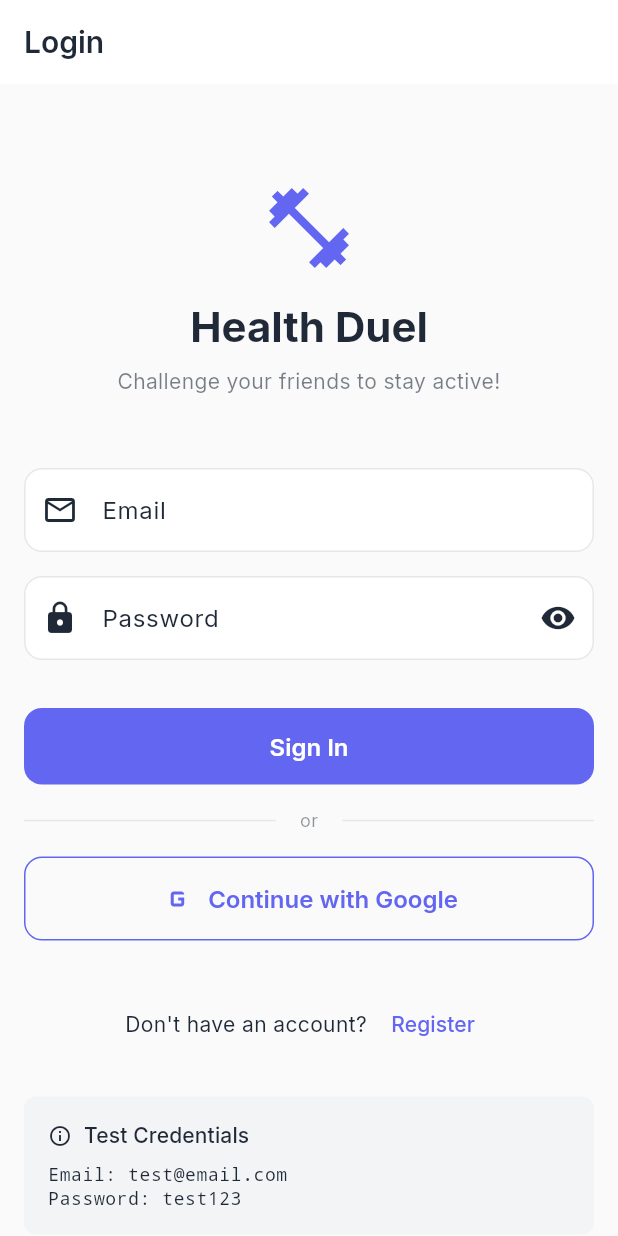
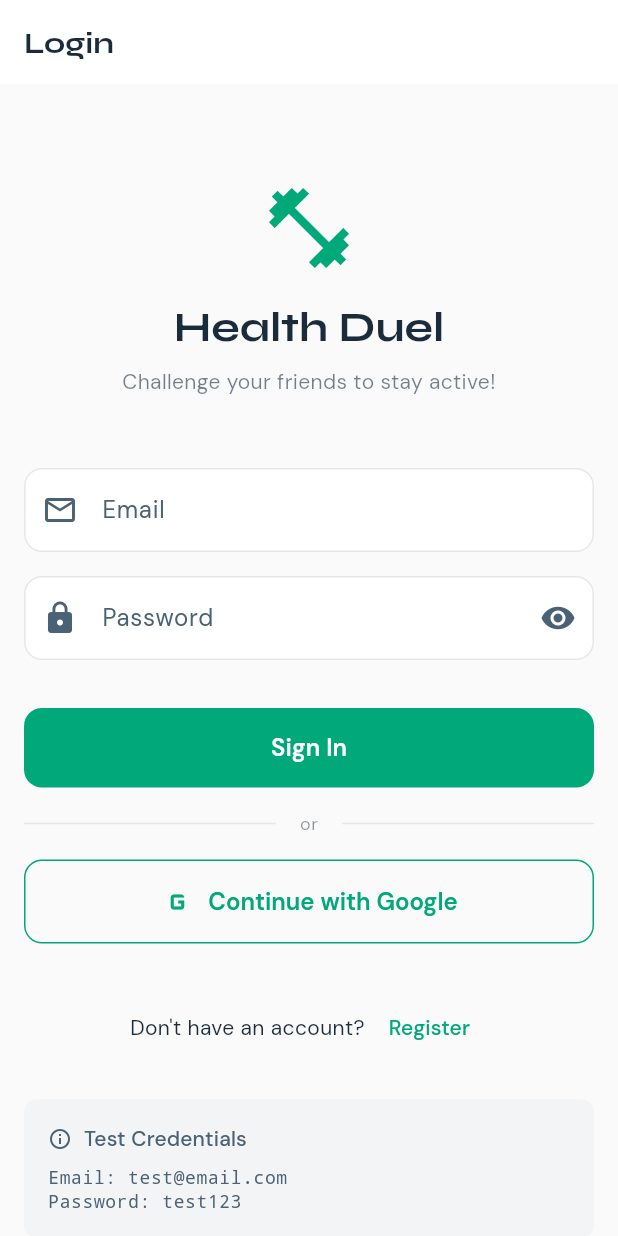
Before and after one commit to arkariz/new-health-duel, a Flutter app: the screen it shows after launch, on a phone screen of 412 x 824 dp. Run offline on Flutter 3.47's test engine with Material 3 defaults, Android fonts, the phone set to English and light mode, and no system bars; our stand-ins replace cloud_firestore, connectivity_plus, dartz, equatable, firebase_auth, firebase_core and 6 more; missing offline and left inert: exception, health, network, security, storage; accounts and stored records are empty; generated files the repository leaves out were written again; project files that could hold a hidden picture were left out.

Commit message:
feat(theme): update design tokens to sports-energy palette (Phase 5 Step 1)
- Add opponent (orange) and gold tokens to AppColorsExtension
- Update dark theme: bg=#080c10, surface=#0e1318, card=#141b22, border=#1e2a34
- Switch primary to brand green: #00E5A0 (dark) / #00A87A (light)
- Error red: #FF4D6A, onPrimary dark: #060a0e (near-black on green)
- Typography: Syne (display/headline/titleLarge) + DM Sans (body/label)
- AppBar dark: seamless (same color as scaffold background)
- Both light and dark themes maintained

Co-Authored-By: Claude Sonnet 4.5 <noreply@anthropic.com>

```diff
--- a/health_duel/lib/core/theme/app_theme.dart
+++ b/health_duel/lib/core/theme/app_theme.dart
@@ -7,44 +7,87 @@ import 'tokens/tokens.dart';
 /// Application Theme Configuration
 ///
 /// Provides centralized theme management for Light and Dark modes.
-/// Uses Google Fonts (Inter) for consistent typography.
+/// Typography: Syne (display/headline/titleLarge) + DM Sans (body/label/title sm/md)
+///
+/// Color palette matches the sports-energy mockup design system:
+/// - Primary: #00E5A0 (brand green, dark) / #00A87A (light, WCAG AA)
+/// - Opponent: #FF6B35 (orange — via AppColorsExtension)
+/// - Gold: #FFC94A (trophy/crown — via AppColorsExtension)
 class AppTheme {
   AppTheme._(); // Private constructor
 
-  // Brand Colors
-  static const Color primaryColor = Color(0xFF6366F1); // Indigo
-  static const Color secondaryColor = Color(0xFF8B5CF6); // Purple
-  static const Color accentColor = Color(0xFF10B981); // Emerald
-  static const Color errorColor = Color(0xFFEF4444); // Red
-  static const Color warningColor = Color(0xFFF59E0B); // Amber
-  static const Color successColor = Color(0xFF10B981); // Emerald
+  // ═══════════════════════════════════════════════════════════════════════════
+  // BRAND COLORS
+  // ═══════════════════════════════════════════════════════════════════════════
 
-  // Light Mode Colors
+  /// Brand green — light mode (WCAG AA accessible on white)
+  static const Color _primaryLight = Color(0xFF00A87A);
+
+  /// Brand green — dark mode (sports-energy palette)
+  static const Color _primaryDark = Color(0xFF00E5A0);
+
+  /// Secondary blue — light mode
+  static const Color _secondaryLight = Color(0xFF0E89C4);
+
+  /// Secondary blue — dark mode (#38B6FF from mockup)
+  static const Color _secondaryDark = Color(0xFF38B6FF);
+
+  /// Error/danger red (#FF4D6A from mockup)
+  static const Color errorColor = Color(0xFFFF4D6A);
+
+  /// Warning amber (unchanged)
+  static const Color warningColor = Color(0xFFF59E0B);
+
+  /// Public alias for backward compat (= light primary)
+  static const Color primaryColor = _primaryLight;
+
+  // ═══════════════════════════════════════════════════════════════════════════
+  // LIGHT MODE BACKGROUNDS
+  // ═══════════════════════════════════════════════════════════════════════════
+
   static const Color lightBackground = Color(0xFFFAFAFA);
   static const Color lightSurface = Color(0xFFFFFFFF);
-  static const Color lightOnSurface = Color(0xFF1F2937);
-  static const Color lightOnSurfaceVariant = Color(0xFF6B7280);
+  static const Color lightOnSurface = Color(0xFF1A2B3C);
+  static const Color lightOnSurfaceVariant = Color(0xFF4A6275);
 
-  // Dark Mode Colors
-  static const Color darkBackground = Color(0xFF111827);
-  static const Color darkSurface = Color(0xFF1F2937);
-  static const Color darkOnSurface = Color(0xFFF9FAFB);
-  static const Color darkOnSurfaceVariant = Color(0xFF9CA3AF);
+  // ═══════════════════════════════════════════════════════════════════════════
+  // DARK MODE BACKGROUNDS (Mockup Design System)
+  // ═══════════════════════════════════════════════════════════════════════════
 
-  /// Light Theme Configuration
+  /// Main scaffold background (--bg: #080c10)
+  static const Color darkBackground = Color(0xFF080C10);
+
+  /// Surface / input fill (--surface: #0e1318)
+  static const Color darkSurface = Color(0xFF0E1318);
+
+  /// Primary text color (--text: #e8f0f5)
+  static const Color darkOnSurface = Color(0xFFE8F0F5);
+
+  /// Secondary / subtitle text (--sub: #7a95a8)
+  static const Color darkOnSurfaceVariant = Color(0xFF7A95A8);
+
+  /// Border / separator (--border: #1e2a34)
+  static const Color darkOutline = Color(0xFF1E2A34);
+
+  // ═══════════════════════════════════════════════════════════════════════════
+  // LIGHT THEME
+  // ═══════════════════════════════════════════════════════════════════════════
+
   static ThemeData get lightTheme {
     return ThemeData(
       useMaterial3: true,
       brightness: Brightness.light,
       colorScheme: const ColorScheme.light(
-        primary: primaryColor,
-        secondary: secondaryColor,
+        primary: _primaryLight,
+        secondary: _secondaryLight,
         surface: lightSurface,
         error: errorColor,
         onPrimary: Colors.white,
         onSecondary: Colors.white,
         onSurface: lightOnSurface,
+        onSurfaceVariant: lightOnSurfaceVariant,
         onError: Colors.white,
+        outline: Color(0xFFE5E7EB),
       ),
       scaffoldBackgroundColor: lightBackground,
 
@@ -53,23 +96,23 @@ class AppTheme {
         AppColorsExtension.light,
       ],
 
-      // Typography
+      // Typography: Syne (display/headline/title) + DM Sans (body/label)
       textTheme: _buildTextTheme(lightOnSurface),
 
-      // AppBar Theme
+      // AppBar
       appBarTheme: AppBarTheme(
         elevation: 0,
         centerTitle: false,
         backgroundColor: lightSurface,
         foregroundColor: lightOnSurface,
-        titleTextStyle: GoogleFonts.inter(
+        titleTextStyle: GoogleFonts.syne(
           fontSize: 20,
-          fontWeight: FontWeight.w600,
+          fontWeight: FontWeight.w700,
           color: lightOnSurface,
         ),
       ),
 
-      // Card Theme
+      // Card
       cardTheme: CardTheme(
         elevation: 1,
         shape: RoundedRectangleBorder(
@@ -78,7 +121,7 @@ class AppTheme {
         color: lightSurface,
       ),
 
-      // Input Theme
+      // Input
       inputDecorationTheme: InputDecorationTheme(
         filled: true,
         fillColor: lightSurface,
@@ -92,7 +135,7 @@ class AppTheme {
         ),
         focusedBorder: OutlineInputBorder(
           borderRadius: AppRadius.lgBorder,
-          borderSide: const BorderSide(color: primaryColor, width: 2),
+          borderSide: const BorderSide(color: _primaryLight, width: 2),
         ),
         errorBorder: OutlineInputBorder(
           borderRadius: AppRadius.lgBorder,
@@ -104,7 +147,7 @@ class AppTheme {
         ),
       ),
 
-      // Button Themes
+      // Buttons
       elevatedButtonTheme: ElevatedButtonThemeData(
         style: ElevatedButton.styleFrom(
           elevation: 0,
@@ -115,7 +158,7 @@ class AppTheme {
           shape: RoundedRectangleBorder(
             borderRadius: AppRadius.lgBorder,
           ),
-          textStyle: GoogleFonts.inter(
+          textStyle: GoogleFonts.dmSans(
             fontSize: 16,
             fontWeight: FontWeight.w600,
           ),
@@ -131,7 +174,7 @@ class AppTheme {
           shape: RoundedRectangleBorder(
             borderRadius: AppRadius.lgBorder,
           ),
-          textStyle: GoogleFonts.inter(
+          textStyle: GoogleFonts.dmSans(
             fontSize: 16,
             fontWeight: FontWeight.w600,
           ),
@@ -147,18 +190,18 @@ class AppTheme {
           shape: RoundedRectangleBorder(
             borderRadius: AppRadius.lgBorder,
           ),
-          side: const BorderSide(color: primaryColor),
-          textStyle: GoogleFonts.inter(
+          side: const BorderSide(color: _primaryLight),
+          textStyle: GoogleFonts.dmSans(
             fontSize: 16,
             fontWeight: FontWeight.w600,
           ),
         ),
       ),
 
-      // Floating Action Button
+      // FAB
       floatingActionButtonTheme: const FloatingActionButtonThemeData(
         elevation: 2,
-        backgroundColor: primaryColor,
+        backgroundColor: _primaryLight,
         foregroundColor: Colors.white,
       ),
 
@@ -171,20 +214,25 @@ class AppTheme {
     );
   }
 
-  /// Dark Theme Configuration
+  // ═══════════════════════════════════════════════════════════════════════════
+  // DARK THEME
+  // ═══════════════════════════════════════════════════════════════════════════
+
   static ThemeData get darkTheme {
     return ThemeData(
       useMaterial3: true,
       brightness: Brightness.dark,
       colorScheme: const ColorScheme.dark(
-        primary: primaryColor,
-        secondary: secondaryColor,
+        primary: _primaryDark,
+        secondary: _secondaryDark,
         surface: darkSurface,
         error: errorColor,
-        onPrimary: Colors.white,
+        onPrimary: Color(0xFF060A0E), // Near-black on bright green (mockup style)
         onSecondary: Colors.white,
         onSurface: darkOnSurface,
+        onSurfaceVariant: darkOnSurfaceVariant,
         onError: Colors.white,
+        outline: darkOutline,
       ),
       scaffoldBackgroundColor: darkBackground,
 
@@ -193,46 +241,47 @@ class AppTheme {
         AppColorsExtension.dark,
       ],
 
-      // Typography
+      // Typography: Syne (display/headline/title) + DM Sans (body/label)
       textTheme: _buildTextTheme(darkOnSurface),
 
-      // AppBar Theme
+      // AppBar (seamless — same color as scaffold)
       appBarTheme: AppBarTheme(
         elevation: 0,
         centerTitle: false,
-        backgroundColor: darkSurface,
+        backgroundColor: darkBackground,
         foregroundColor: darkOnSurface,
-        titleTextStyle: GoogleFonts.inter(
+        titleTextStyle: GoogleFonts.syne(
           fontSize: 20,
-          fontWeight: FontWeight.w600,
+          fontWeight: FontWeight.w700,
           color: darkOnSurface,
         ),
       ),
 
-      // Card Theme
+      // Card
       cardTheme: CardTheme(
-        elevation: 1,
+        elevation: 0,
         shape: RoundedRectangleBorder(
           borderRadius: AppRadius.lgBorder,
+          side: const BorderSide(color: darkOutline),
         ),
-        color: darkSurface,
+        color: const Color(0xFF141B22), // --card
       ),
 
-      // Input Theme
+      // Input
       inputDecorationTheme: InputDecorationTheme(
         filled: true,
-        fillColor: darkSurface,
+        fillColor: const Color(0xFF141B22), // card level, one step above surface
         border: OutlineInputBorder(
           borderRadius: AppRadius.lgBorder,
-          borderSide: const BorderSide(color: Color(0xFF374151)),
+          borderSide: const BorderSide(color: darkOutline),
         ),
         enabledBorder: OutlineInputBorder(
           borderRadius: AppRadius.lgBorder,
-          borderSide: const BorderSide(color: Color(0xFF374151)),
+          borderSide: const BorderSide(color: darkOutline),
         ),
         focusedBorder: OutlineInputBorder(
           borderRadius: AppRadius.lgBorder,
-          borderSide: const BorderSide(color: primaryColor, width: 2),
+          borderSide: const BorderSide(color: _primaryDark, width: 2),
         ),
         errorBorder: OutlineInputBorder(
           borderRadius: AppRadius.lgBorder,
@@ -244,7 +293,7 @@ class AppTheme {
         ),
       ),
 
-      // Button Themes
+      // Buttons
       elevatedButtonTheme: ElevatedButtonThemeData(
         style: ElevatedButton.styleFrom(
           elevation: 0,
@@ -255,7 +304,7 @@ class AppTheme {
           shape: RoundedRectangleBorder(
             borderRadius: AppRadius.lgBorder,
           ),
-          textStyle: GoogleFonts.inter(
+          textStyle: GoogleFonts.dmSans(
             fontSize: 16,
             fontWeight: FontWeight.w600,
           ),
@@ -271,7 +320,7 @@ class AppTheme {
           shape: RoundedRectangleBorder(
             borderRadius: AppRadius.lgBorder,
           ),
-          textStyle: GoogleFonts.inter(
+          textStyle: GoogleFonts.dmSans(
             fontSize: 16,
             fontWeight: FontWeight.w600,
           ),
@@ -287,117 +336,64 @@ class AppTheme {
           shape: RoundedRectangleBorder(
             borderRadius: AppRadius.lgBorder,
           ),
-          side: const BorderSide(color: primaryColor),
-          textStyle: GoogleFonts.inter(
+          side: const BorderSide(color: darkOutline),
+          textStyle: GoogleFonts.dmSans(
             fontSize: 16,
             fontWeight: FontWeight.w600,
           ),
         ),
       ),
 
-      // Floating Action Button
+      // FAB
       floatingActionButtonTheme: const FloatingActionButtonThemeData(
         elevation: 2,
-        backgroundColor: primaryColor,
-        foregroundColor: Colors.white,
+        backgroundColor: _primaryDark,
+        foregroundColor: Color(0xFF060A0E),
       ),
 
       // Divider
       dividerTheme: const DividerThemeData(
-        color: Color(0xFF374151),
+        color: darkOutline,
         thickness: 1,
         space: 1,
       ),
     );
   }
 
-  /// Build consistent text theme using Google Fonts
+  // ═══════════════════════════════════════════════════════════════════════════
+  // TYPOGRAPHY
+  // Syne: display*, headline*, titleLarge  — impactful numbers & headings
+  // DM Sans: titleMedium/Small, body*, label* — readable body & labels
+  // ═══════════════════════════════════════════════════════════════════════════
+
   static TextTheme _buildTextTheme(Color color) {
     return TextTheme(
-      // Display styles
-      displayLarge: GoogleFonts.inter(
-        fontSize: 57,
-        fontWeight: FontWeight.w700,
-        color: color,
-      ),
-      displayMedium: GoogleFonts.inter(
-        fontSize: 45,
-        fontWeight: FontWeight.w700,
-        color: color,
-      ),
-      displaySmall: GoogleFonts.inter(
-        fontSize: 36,
-        fontWeight: FontWeight.w600,
-        color: color,
-      ),
+      // ── Syne: Display (step counts, hero numbers) ──
+      displayLarge:  GoogleFonts.syne(fontSize: 57, fontWeight: FontWeight.w800, color: color),
+      displayMedium: GoogleFonts.syne(fontSize: 45, fontWeight: FontWeight.w700, color: color),
+      displaySmall:  GoogleFonts.syne(fontSize: 36, fontWeight: FontWeight.w700, color: color),
 
-      // Headline styles
-      headlineLarge: GoogleFonts.inter(
-        fontSize: 32,
-        fontWeight: FontWeight.w600,
-        color: color,
-      ),
-      headlineMedium: GoogleFonts.inter(
-        fontSize: 28,
-        fontWeight: FontWeight.w600,
-        color: color,
-      ),
-      headlineSmall: GoogleFonts.inter(
-        fontSize: 24,
-        fontWeight: FontWeight.w600,
-        color: color,
-      ),
+      // ── Syne: Headlines (screen titles, section headers) ──
+      headlineLarge:  GoogleFonts.syne(fontSize: 32, fontWeight: FontWeight.w700, color: color),
+      headlineMedium: GoogleFonts.syne(fontSize: 28, fontWeight: FontWeight.w700, color: color),
+      headlineSmall:  GoogleFonts.syne(fontSize: 24, fontWeight: FontWeight.w700, color: color),
 
-      // Title styles
-      titleLarge: GoogleFonts.inter(
-        fontSize: 22,
-        fontWeight: FontWeight.w600,
-        color: color,
-      ),
-      titleMedium: GoogleFonts.inter(
-        fontSize: 16,
-        fontWeight: FontWeight.w600,
-        color: color,
-      ),
-      titleSmall: GoogleFonts.inter(
-        fontSize: 14,
-        fontWeight: FontWeight.w600,
-        color: color,
-      ),
+      // ── Syne: titleLarge (card headings, large titles) ──
+      titleLarge: GoogleFonts.syne(fontSize: 22, fontWeight: FontWeight.w700, color: color),
 
-      // Body styles
-      bodyLarge: GoogleFonts.inter(
-        fontSize: 16,
-        fontWeight: FontWeight.w400,
-        color: color,
-      ),
-      bodyMedium: GoogleFonts.inter(
-        fontSize: 14,
-        fontWeight: FontWeight.w400,
-        color: color,
-      ),
-      bodySmall: GoogleFonts.inter(
-        fontSize: 12,
-        fontWeight: FontWeight.w400,
-        color: color,
-      ),
+      // ── DM Sans: titleMedium/Small (player names, card subtitles) ──
+      titleMedium: GoogleFonts.dmSans(fontSize: 16, fontWeight: FontWeight.w600, color: color),
+      titleSmall:  GoogleFonts.dmSans(fontSize: 14, fontWeight: FontWeight.w600, color: color),
 
-      // Label styles
-      labelLarge: GoogleFonts.inter(
-        fontSize: 14,
-        fontWeight: FontWeight.w500,
-        color: color,
-      ),
-      labelMedium: GoogleFonts.inter(
-        fontSize: 12,
-        fontWeight: FontWeight.w500,
-        color: color,
-      ),
-      labelSmall: GoogleFonts.inter(
-        fontSize: 11,
-        fontWeight: FontWeight.w500,
-        color: color,
-      ),
+      // ── DM Sans: Body ──
+      bodyLarge:  GoogleFonts.dmSans(fontSize: 16, fontWeight: FontWeight.w400, color: color),
+      bodyMedium: GoogleFonts.dmSans(fontSize: 14, fontWeight: FontWeight.w400, color: color),
+      bodySmall:  GoogleFonts.dmSans(fontSize: 12, fontWeight: FontWeight.w400, color: color),
+
+      // ── DM Sans: Labels (tags, chips, button text) ──
+      labelLarge:  GoogleFonts.dmSans(fontSize: 14, fontWeight: FontWeight.w500, color: color),
+      labelMedium: GoogleFonts.dmSans(fontSize: 12, fontWeight: FontWeight.w500, color: color),
+      labelSmall:  GoogleFonts.dmSans(fontSize: 11, fontWeight: FontWeight.w500, color: color),
     );
   }
 }
--- a/health_duel/lib/core/theme/extensions/app_colors_extension.dart
+++ b/health_duel/lib/core/theme/extensions/app_colors_extension.dart
@@ -23,6 +23,8 @@ class AppColorsExtension extends ThemeExtension<AppColorsExtension> {
     required this.success,
     required this.warning,
     required this.info,
+    required this.opponent,
+    required this.gold,
     required this.cardBackground,
     required this.subtleBackground,
     required this.divider,
@@ -38,6 +40,12 @@ class AppColorsExtension extends ThemeExtension<AppColorsExtension> {
 
   /// Info color (blue) - informational messages
   final Color info;
+
+  /// Opponent color (orange) — duel opponent, competitor states, timer urgency
+  final Color opponent;
+
+  /// Gold color — VS badge, crown, trophy, achievements
+  final Color gold;
 
   /// Card background - elevated surfaces
   final Color cardBackground;
@@ -56,9 +64,11 @@ class AppColorsExtension extends ThemeExtension<AppColorsExtension> {
 
   /// Light theme colors
   static const light = AppColorsExtension(
-    success: Color(0xFF10B981), // Emerald 500
-    warning: Color(0xFFF59E0B), // Amber 500
-    info: Color(0xFF3B82F6), // Blue 500
+    success: Color(0xFF00A87A),      // Brand Green (WCAG AA on white)
+    warning: Color(0xFFF59E0B),      // Amber 500
+    info: Color(0xFF0E89C4),         // Blue (accessible on white)
+    opponent: Color(0xFFE85A24),     // Orange (accessible on white)
+    gold: Color(0xFFD4A020),         // Gold (accessible on white)
     cardBackground: Color(0xFFFFFFFF),
     subtleBackground: Color(0xFFF3F4F6), // Gray 100
     divider: Color(0xFFE5E7EB), // Gray 200
@@ -66,16 +76,18 @@ class AppColorsExtension extends ThemeExtension<AppColorsExtension> {
     shimmerHighlight: Color(0xFFF9FAFB),
   );
 
-  /// Dark theme colors
+  /// Dark theme colors (Mockup Design System — sports-energy palette)
   static const dark = AppColorsExtension(
-    success: Color(0xFF34D399), // Emerald 400
-    warning: Color(0xFFFBBF24), // Amber 400
-    info: Color(0xFF60A5FA), // Blue 400
-    cardBackground: Color(0xFF1F2937), // Gray 800
-    subtleBackground: Color(0xFF374151), // Gray 700
-    divider: Color(0xFF4B5563), // Gray 600
-    shimmerBase: Color(0xFF374151),
-    shimmerHighlight: Color(0xFF4B5563),
+    success: Color(0xFF00E5A0),      // Brand Green #00E5A0
+    warning: Color(0xFFFBBF24),      // Amber 400
+    info: Color(0xFF38B6FF),         // Blue #38B6FF
+    opponent: Color(0xFFFF6B35),     // Orange #FF6B35
+    gold: Color(0xFFFFC94A),         // Gold #FFC94A
+    cardBackground: Color(0xFF141B22),   // --card
+    subtleBackground: Color(0xFF0E1318), // --surface
+    divider: Color(0xFF1E2A34),         // --border
+    shimmerBase: Color(0xFF1E2A34),
+    shimmerHighlight: Color(0xFF263544),
   );
 
   @override
@@ -83,6 +95,8 @@ class AppColorsExtension extends ThemeExtension<AppColorsExtension> {
     Color? success,
     Color? warning,
     Color? info,
+    Color? opponent,
+    Color? gold,
     Color? cardBackground,
     Color? subtleBackground,
     Color? divider,
@@ -93,6 +107,8 @@ class AppColorsExtension extends ThemeExtension<AppColorsExtension> {
       success: success ?? this.success,
       warning: warning ?? this.warning,
       info: info ?? this.info,
+      opponent: opponent ?? this.opponent,
+      gold: gold ?? this.gold,
       cardBackground: cardBackground ?? this.cardBackground,
       subtleBackground: subtleBackground ?? this.subtleBackground,
       divider: divider ?? this.divider,
@@ -108,6 +124,8 @@ class AppColorsExtension extends ThemeExtension<AppColorsExtension> {
       success: Color.lerp(success, other.success, t)!,
       warning: Color.lerp(warning, other.warning, t)!,
       info: Color.lerp(info, other.info, t)!,
+      opponent: Color.lerp(opponent, other.opponent, t)!,
+      gold: Color.lerp(gold, other.gold, t)!,
       cardBackground: Color.lerp(cardBackground, other.cardBackground, t)!,
       subtleBackground: Color.lerp(subtleBackground, other.subtleBackground, t)!,
       divider: Color.lerp(divider, other.divider, t)!,
```
Also changed, not shown: 1 other file.
